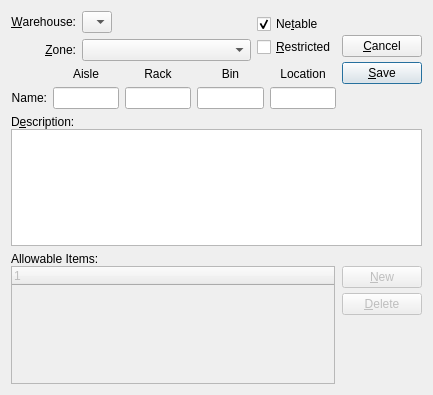
First picture: the form in guiclient/location.ui, repository Pegasus-RPG/xtuple-client, before the edit.
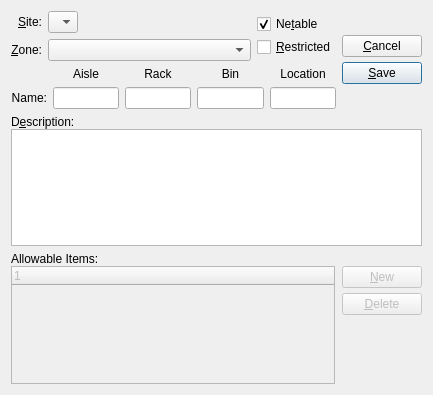
Second picture: the form after the edit. Custom widgets are drawn as their Qt base class.

Commit message: issue #6692:first pass for changing "Warehouse" to "Site"

```diff
--- a/guiclient/location.ui
+++ b/guiclient/location.ui
@@ -37,7 +37,7 @@
      <item row="0" column="0" >
       <widget class="QLabel" name="_warehouseLit" >
        <property name="text" >
-        <string>&amp;Warehouse:</string>
+        <string>&amp;Site:</string>
        </property>
        <property name="alignment" >
         <set>Qt::AlignRight|Qt::AlignTrailing|Qt::AlignVCenter</set>
```
The commit also changes 201 other files.
